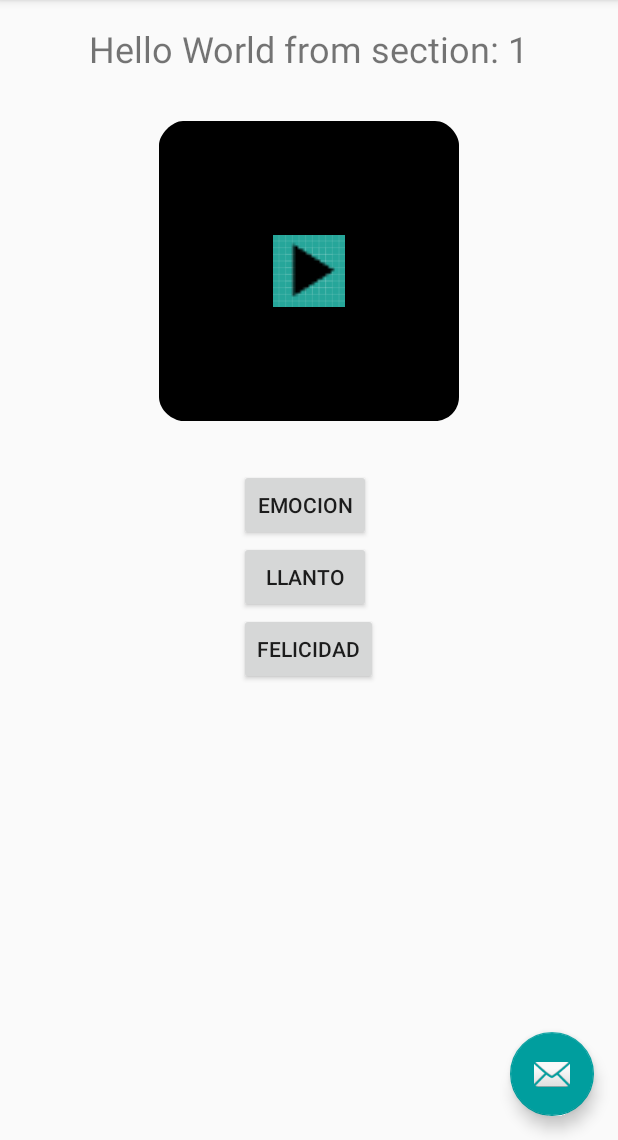
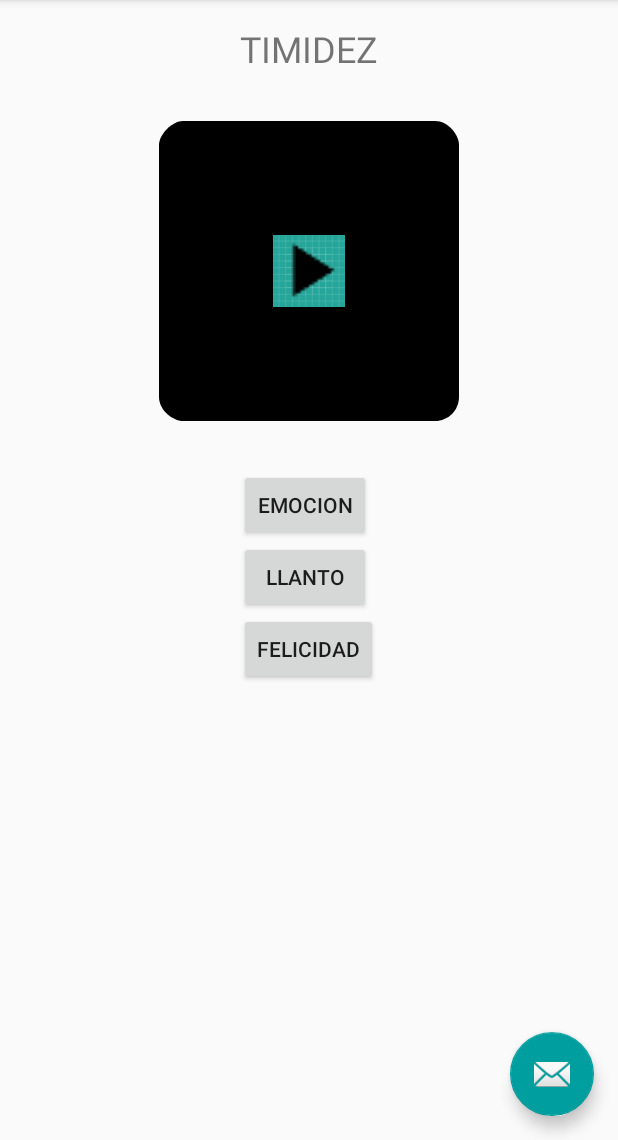
Before and after one commit to Janettha/Activity1, an Android app: the Preactivity screen opened directly, with no data from a screen before it, on a phone screen of 412 x 824 dp, the part 96-1236 px from its top. Run offline under Robolectric (Android 15) with nearby library versions, the phone set to English and light mode, and no system bars.

Commit message:
preactivity
-lectura de archivos

```diff
--- a/app/src/main/java/janettha/activity1/Act0/Preactivity.java
+++ b/app/src/main/java/janettha/activity1/Act0/Preactivity.java
@@ -1,25 +1,32 @@
 package janettha.activity1.Act0;
 
+import android.os.Bundle;
 import android.support.design.widget.FloatingActionButton;
 import android.support.design.widget.Snackbar;
-import android.support.v7.app.AppCompatActivity;
-import android.support.v7.widget.Toolbar;
-
 import android.support.v4.app.Fragment;
 import android.support.v4.app.FragmentManager;
 import android.support.v4.app.FragmentPagerAdapter;
 import android.support.v4.view.ViewPager;
-import android.os.Bundle;
+import android.support.v7.app.AppCompatActivity;
+import android.support.v7.widget.Toolbar;
 import android.view.LayoutInflater;
 import android.view.Menu;
 import android.view.MenuItem;
 import android.view.View;
 import android.view.ViewGroup;
-
 import android.widget.Button;
 import android.widget.ImageView;
 import android.widget.TextView;
+import android.widget.Toast;
 
+import java.io.BufferedReader;
+import java.io.IOException;
+import java.io.InputStream;
+import java.io.InputStreamReader;
+import java.util.ArrayList;
+import java.util.List;
+
+import janettha.activity1.Models.Emocion;
 import janettha.activity1.R;
 
 public class Preactivity extends AppCompatActivity {
@@ -92,6 +99,7 @@ public class Preactivity extends AppCompatActivity {
      * A placeholder fragment containing a simple view.
      */
     public static class PlaceholderFragment extends Fragment {
+        List<Emocion> emociones = new ArrayList<Emocion>();
         /**
          * The fragment argument representing the section number for this
          * fragment.
@@ -124,7 +132,25 @@ public class Preactivity extends AppCompatActivity {
             Button btnA2 = (Button) rootView.findViewById(R.id.ans2);
             Button btnA3 = (Button) rootView.findViewById(R.id.ans3);
 
-            textView.setText(getString(R.string.section_format, getArguments().getInt(ARG_SECTION_NUMBER)));
+            try {
+                InputStream fileE = rootView.getResources().openRawResource(R.raw.emociones);
+                BufferedReader brE = new BufferedReader(new InputStreamReader(fileE));
+                //Lectura de emocion
+                int i = 0;
+                String line1;
+                if (fileE != null) {
+                    while ((line1 = brE.readLine()) != null) {
+                        String[] array = line1.split(","); // Split according to the hyphen and put them in an array
+                        emociones.add(i, new Emocion(Integer.parseInt(array[0]), array[1], array[2], array[0]+".png", array[3]));
+                        i++;
+                    }
+                }
+            } catch (IOException e) {
+                e.printStackTrace();
+            }
+            textView.setText(emociones.get(18).getName());
+            Toast.makeText(getContext(), emociones.toString(), Toast.LENGTH_SHORT).show();
+
             btnA1.setText("EMOCION");
             btnA2.setText("LLANTO");
             btnA3.setText("FELICIDAD");
@@ -133,7 +159,7 @@ public class Preactivity extends AppCompatActivity {
         }
     }
 
-    /**
+            /**
      * A {@link FragmentPagerAdapter} that returns a fragment corresponding to
      * one of the sections/tabs/pages.
      */
@@ -156,4 +182,6 @@ public class Preactivity extends AppCompatActivity {
             return 3;
         }
     }
+
+
 }
--- /dev/null
+++ b/app/src/main/java/janettha/activity1/Models/Emocion.java
@@ -0,0 +1,41 @@
+package janettha.activity1.Models;
+
+/**
+ * Created by janeth on 08/11/2017.
+ */
+
+public class Emocion {
+    private String name;
+    private String color;
+    private int id;
+    private String sexo;
+    private String url;
+
+    public Emocion(int id, String nombre, String sexo, String url, String color){
+        this.id = id;
+        this.name = nombre;
+        this.sexo = sexo;
+        this.url = url;
+        this.color = color;
+    }
+
+    public String getName() {        return name;   }
+
+    public void setName(String name) {        this.name = name;    }
+
+    public String getColor() {        return color;    }
+
+    public void setColor(String color) {        this.color = color;    }
+
+    public int getId() {        return id;    }
+
+    public void setId(int id) {        this.id = id;    }
+
+    public String getSexo() {        return sexo;    }
+
+    public void setSexo(String sexo) {        this.sexo = sexo;    }
+
+    public String getUrl() {        return url;    }
+
+    public void setUrl(String url) {        this.url = url;    }
+}
```
Also changed, not shown: app/src/main/assets/emociones.txt (added, +24 -0 lines), app/src/main/java/janettha/activity1/Models/Emociones.java (added, +83 -0 lines), app/src/main/java/janettha/activity1/Models/Feel.java (deleted, +0 -33 lines), app/src/main/java/janettha/activity1/Models/Feelings.java (deleted, +0 -60 lines), app/src/main/java/janettha/activity1/Models/ImageUpload.java (+6 -4 lines), app/src/main/java/janettha/activity1/Models/feelings.txt (deleted, +0 -19 lines), app/src/main/java/janettha/activity1/Models/imagenes.txt (added, +24 -0 lines), app/src/main/res/raw/emociones.txt (added, +24 -0 lines).
